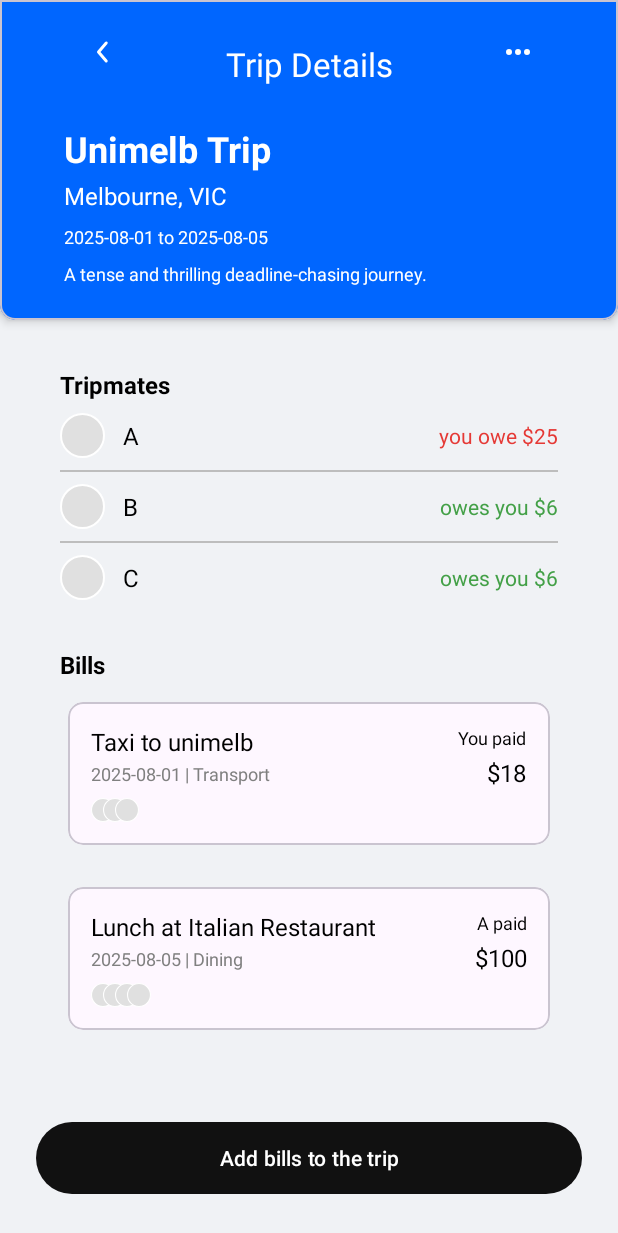
After one commit to ZhuoYuLi4396/COMP90018-Project, an Android app: the layout activity_trip_detail.xml on its own in the app's theme, with its tools: preview values and no code run, on a phone screen of 412 x 824 dp. The commit adds this screen. Shown: the top 1233 px of the screen. Run offline under Robolectric (Android 15) with nearby library versions, the phone set to English and light mode, and no system bars.

Commit message:
trip_detail_page
trip detail page layout first update

```diff
--- /dev/null
+++ b/app/src/main/res/drawable/bg_avatar_circle.xml
@@ -0,0 +1,7 @@
+<?xml version="1.0" encoding="utf-8"?>
+<shape xmlns:android="http://schemas.android.com/apk/res/android"
+    android:shape="oval">
+    <size android:width="30dp" android:height="30dp"/>
+    <solid android:color="#E0E0E0"/>
+    <stroke android:width="1dp" android:color="#FFFFFFFF"/>
+</shape>
--- /dev/null
+++ b/app/src/main/res/drawable/ic_arrow_back_24.xml
@@ -0,0 +1,13 @@
+<vector xmlns:android="http://schemas.android.com/apk/res/android"
+    android:width="16dp"
+    android:height="16dp"
+    android:viewportWidth="16"
+    android:viewportHeight="16">
+  <path
+      android:pathData="M8.143,14L3,8L8.143,2"
+      android:strokeLineJoin="round"
+      android:strokeWidth="2"
+      android:fillColor="#00000000"
+      android:strokeColor="#ffffff"
+      android:strokeLineCap="round"/>
+</vector>
--- /dev/null
+++ b/app/src/main/res/drawable/ic_more_vert_24.xml
@@ -0,0 +1,21 @@
+<vector xmlns:android="http://schemas.android.com/apk/res/android"
+    android:width="16dp"
+    android:height="16dp"
+    android:viewportWidth="16"
+    android:viewportHeight="16">
+  <path
+      android:pathData="M13,8C13,8.552 13.448,9 14,9C14.552,9 15,8.552 15,8C15,7.448 14.552,7 14,7C13.448,7 13,7.448 13,8Z"
+      android:strokeWidth="2"
+      android:fillColor="#00000000"
+      android:strokeColor="#ffffff"/>
+  <path
+      android:pathData="M7,8C7,8.552 7.448,9 8,9C8.552,9 9,8.552 9,8C9,7.448 8.552,7 8,7C7.448,7 7,7.448 7,8Z"
+      android:strokeWidth="2"
+      android:fillColor="#00000000"
+      android:strokeColor="#ffffff"/>
+  <path
+      android:pathData="M1,8C1,8.552 1.448,9 2,9C2.552,9 3,8.552 3,8C3,7.448 2.552,7 2,7C1.448,7 1,7.448 1,8Z"
+      android:strokeWidth="2"
+      android:fillColor="#00000000"
+      android:strokeColor="#ffffff"/>
+</vector>
--- /dev/null
+++ b/app/src/main/res/layout/activity_trip_detail.xml
@@ -0,0 +1,466 @@
+<?xml version="1.0" encoding="utf-8"?>
+<androidx.constraintlayout.widget.ConstraintLayout
+    xmlns:android="http://schemas.android.com/apk/res/android"
+    xmlns:app="http://schemas.android.com/apk/res-auto"
+    android:id="@+id/root"
+    android:layout_width="match_parent"
+    android:layout_height="match_parent"
+    android:background="#F0F2F5">
+
+    <com.google.android.material.card.MaterialCardView
+        android:id="@+id/headerCard"
+        android:layout_width="0dp"
+        android:layout_height="wrap_content"
+        android:layout_margin="0dp"
+        app:shapeAppearanceOverlay="@style/ShapeAppearanceOverlay.Trip.Header"
+        app:cardElevation="4dp"
+        app:cardBackgroundColor="@color/primary_blue"
+        app:layout_constraintTop_toTopOf="parent"
+        app:layout_constraintStart_toStartOf="parent"
+        app:layout_constraintEnd_toEndOf="parent">
+
+        <LinearLayout
+            android:layout_width="match_parent"
+            android:layout_height="wrap_content"
+            android:orientation="vertical"
+            android:paddingStart="40dp"
+            android:paddingEnd="40dp"
+            android:paddingTop="0dp"
+            android:paddingBottom="20dp">
+
+            <!-- Top bar -->
+            <com.google.android.material.appbar.MaterialToolbar
+                android:id="@+id/topAppBar"
+                style="@style/Widget.Material3.Toolbar"
+                android:layout_width="match_parent"
+                android:layout_height="80dp"
+                android:background="@android:color/transparent"
+                app:navigationIcon="@drawable/ic_arrow_back_24"
+                app:title="Trip Details"
+                app:titleTextColor="@android:color/white"
+                app:titleCentered="true"
+                app:menu="@menu/menu_trip_details"/>
+
+            <!-- Trip summary -->
+            <TextView
+                android:id="@+id/tripTitle"
+                android:layout_width="wrap_content"
+                android:layout_height="wrap_content"
+                android:text="Unimelb Trip"
+                android:textSize="24sp"
+                android:textStyle="bold"
+                android:textColor="@android:color/white"/>
+
+            <TextView
+                android:id="@+id/tripLocation"
+                android:layout_width="wrap_content"
+                android:layout_height="wrap_content"
+                android:layout_marginTop="4dp"
+                android:text="Melbourne, VIC"
+                android:textSize="16sp"
+                android:textColor="@android:color/white"/>
+
+            <TextView
+                android:id="@+id/tripDate"
+                android:layout_width="wrap_content"
+                android:layout_height="wrap_content"
+                android:layout_marginTop="8dp"
+                android:text="2025-08-01 to 2025-08-05"
+                android:textSize="12sp"
+                android:textColor="@android:color/white"/>
+
+            <TextView
+                android:id="@+id/tripDesc"
+                android:layout_width="wrap_content"
+                android:layout_height="wrap_content"
+                android:layout_marginTop="8dp"
+                android:text="A tense and thrilling deadline-chasing journey."
+                android:textSize="12sp"
+                android:textColor="@android:color/white"/>
+        </LinearLayout>
+    </com.google.android.material.card.MaterialCardView>
+
+    <!-- 可滚动内容区：Tripmates + Bills -->
+    <androidx.core.widget.NestedScrollView
+        android:id="@+id/scroll"
+        android:layout_width="0dp"
+        android:layout_height="0dp"
+        android:fillViewport="true"
+        app:layout_constraintTop_toBottomOf="@id/headerCard"
+        app:layout_constraintStart_toStartOf="parent"
+        app:layout_constraintEnd_toEndOf="parent"
+        app:layout_constraintBottom_toTopOf="@id/ctaButton">
+
+        <LinearLayout
+            android:id="@+id/content"
+            android:layout_width="match_parent"
+            android:layout_height="wrap_content"
+            android:orientation="vertical"
+            android:paddingStart="40dp"
+            android:paddingEnd="40dp"
+            android:paddingTop="8dp"
+            android:paddingBottom="96dp">
+
+            <!-- Tripmates Section -->
+            <TextView
+                android:id="@+id/sectionTripmatesTitle"
+                android:layout_width="wrap_content"
+                android:layout_height="wrap_content"
+                android:layout_marginTop="24dp"
+                android:text="Tripmates"
+                android:textSize="16sp"
+                android:textStyle="bold"
+                android:textColor="@android:color/black"/>
+
+            <!-- Tripmate item 1 -->
+            <LinearLayout
+                android:layout_width="match_parent"
+                android:layout_height="wrap_content"
+                android:orientation="horizontal"
+                android:paddingTop="8dp"
+                android:paddingBottom="8dp"
+                android:gravity="center_vertical">
+
+                <!-- Avatar + Initial -->
+                <LinearLayout
+                    android:layout_width="wrap_content"
+                    android:layout_height="wrap_content"
+                    android:orientation="horizontal"
+                    android:gravity="center_vertical">
+
+                    <ImageView
+                        android:layout_width="30dp"
+                        android:layout_height="30dp"
+                        android:background="@drawable/bg_avatar_circle"/>
+                    <!-- 如果将来有真实头像，用 app:srcCompat="@drawable/your_avatar" -->
+
+                    <TextView
+                        android:layout_width="wrap_content"
+                        android:layout_height="wrap_content"
+                        android:layout_marginStart="12dp"
+                        android:text="A"
+                        android:textSize="16sp"
+                        android:textColor="@android:color/black"/>
+                </LinearLayout>
+
+
+                <View
+                    android:layout_width="0dp"
+                    android:layout_height="0dp"
+                    android:layout_weight="1"/>
+
+                <TextView
+                    android:layout_width="wrap_content"
+                    android:layout_height="wrap_content"
+                    android:text="you owe $25"
+                    android:textSize="14sp"
+                    android:textColor="#E53935"/>
+            </LinearLayout>
+
+            <com.google.android.material.divider.MaterialDivider
+                android:layout_width="match_parent"
+                android:layout_height="1dp"
+                app:dividerColor="#BDBDBD"/>
+
+            <!-- Tripmate item 2 -->
+            <LinearLayout
+                android:layout_width="match_parent"
+                android:layout_height="wrap_content"
+                android:orientation="horizontal"
+                android:paddingTop="8dp"
+                android:paddingBottom="8dp"
+                android:gravity="center_vertical">
+
+                <LinearLayout
+                    android:layout_width="wrap_content"
+                    android:layout_height="wrap_content"
+                    android:orientation="horizontal"
+                    android:gravity="center_vertical">
+
+                    <ImageView
+                        android:layout_width="30dp"
+                        android:layout_height="30dp"
+                        android:background="@drawable/bg_avatar_circle"/>
+                    <!-- 如果将来有真实头像，用 app:srcCompat="@drawable/your_avatar" -->
+
+                    <TextView
+                        android:layout_width="wrap_content"
+                        android:layout_height="wrap_content"
+                        android:layout_marginStart="12dp"
+                        android:text="B"
+                        android:textSize="16sp"
+                        android:textColor="@android:color/black"/>
+                </LinearLayout>
+
+                <View
+                    android:layout_width="0dp"
+                    android:layout_height="0dp"
+                    android:layout_weight="1"/>
+
+                <TextView
+                    android:layout_width="wrap_content"
+                    android:layout_height="wrap_content"
+                    android:text="owes you $6"
+                    android:textSize="14sp"
+                    android:textColor="#43A047"/>
+            </LinearLayout>
+
+            <com.google.android.material.divider.MaterialDivider
+                android:layout_width="match_parent"
+                android:layout_height="1dp"
+                app:dividerColor="#BDBDBD"/>
+
+            <!-- Tripmate item 3（C） -->
+            <LinearLayout
+                android:layout_width="match_parent"
+                android:layout_height="wrap_content"
+                android:orientation="horizontal"
+                android:paddingTop="8dp"
+                android:paddingBottom="8dp"
+                android:gravity="center_vertical">
+
+                <LinearLayout
+                    android:layout_width="wrap_content"
+                    android:layout_height="wrap_content"
+                    android:orientation="horizontal"
+                    android:gravity="center_vertical">
+
+                    <ImageView
+                        android:layout_width="30dp"
+                        android:layout_height="30dp"
+                        android:background="@drawable/bg_avatar_circle"/>
+                    <!-- 如果将来有真实头像，用 app:srcCompat="@drawable/your_avatar" -->
+
+                    <TextView
+                        android:layout_width="wrap_content"
+                        android:layout_height="wrap_content"
+                        android:layout_marginStart="12dp"
+                        android:text="C"
+                        android:textSize="16sp"
+                        android:textColor="@android:color/black"/>
+                </LinearLayout>
+
+                <View
+                    android:layout_width="0dp"
+                    android:layout_height="0dp"
+                    android:layout_weight="1"/>
+
+                <TextView
+                    android:layout_width="wrap_content"
+                    android:layout_height="wrap_content"
+                    android:text="owes you $6"
+                    android:textSize="14sp"
+                    android:textColor="#43A047"/>
+            </LinearLayout>
+
+            <!-- Bills Section -->
+            <TextView
+                android:id="@+id/sectionBillsTitle"
+                android:layout_width="wrap_content"
+                android:layout_height="wrap_content"
+                android:layout_marginTop="24dp"
+                android:text="Bills"
+                android:textSize="16sp"
+                android:textStyle="bold"
+                android:textColor="@android:color/black"/>
+
+            <!-- Bill card 1 -->
+            <com.google.android.material.card.MaterialCardView
+                android:layout_width="match_parent"
+                android:layout_height="wrap_content"
+                android:layout_marginTop="8dp"
+                app:cardCornerRadius="10dp"
+                app:cardStrokeColor="#BDBDBD"
+                app:cardStrokeWidth="1dp"
+                app:cardUseCompatPadding="true">
+
+                <LinearLayout
+                    android:layout_width="match_parent"
+                    android:layout_height="wrap_content"
+                    android:orientation="horizontal"
+                    android:padding="15dp"
+                    android:gravity="top">
+
+                    <!-- 左：详情 -->
+                    <LinearLayout
+                        android:layout_width="0dp"
+                        android:layout_height="wrap_content"
+                        android:layout_weight="1"
+                        android:orientation="vertical">
+
+                        <TextView
+                            android:layout_width="wrap_content"
+                            android:layout_height="wrap_content"
+                            android:text="Taxi to unimelb"
+                            android:textSize="16sp"
+                            android:textColor="@android:color/black"/>
+
+                        <TextView
+                            android:layout_width="wrap_content"
+                            android:layout_height="wrap_content"
+                            android:layout_marginTop="2dp"
+                            android:text="2025-08-01 | Transport"
+                            android:textSize="12sp"
+                            android:textColor="#808080"/>
+
+                        <!-- 参与者头像（简单并排占位） -->
+                        <LinearLayout
+                            android:layout_width="wrap_content"
+                            android:layout_height="wrap_content"
+                            android:layout_marginTop="8dp"
+                            android:orientation="horizontal">
+
+                            <ImageView
+                                android:layout_width="16dp"
+                                android:layout_height="16dp"
+                                android:src="@drawable/bg_avatar_circle"/>
+
+                            <ImageView
+                                android:layout_width="16dp"
+                                android:layout_height="16dp"
+                                android:layout_marginStart="-8dp"
+                                android:src="@drawable/bg_avatar_circle"/>
+
+                            <ImageView
+                                android:layout_width="16dp"
+                                android:layout_height="16dp"
+                                android:layout_marginStart="-8dp"
+                                android:src="@drawable/bg_avatar_circle"/>
+                        </LinearLayout>
+                    </LinearLayout>
+
+                    <!-- 右：付款信息 -->
+                    <LinearLayout
+                        android:layout_width="wrap_content"
+                        android:layout_height="wrap_content"
+                        android:orientation="vertical"
+                        android:gravity="end">
+
+                        <TextView
+                            android:layout_width="wrap_content"
+                            android:layout_height="wrap_content"
+                            android:text="You paid"
+                            android:textSize="12sp"
+                            android:textColor="@android:color/black"/>
+
+                        <TextView
+                            android:layout_width="wrap_content"
+                            android:layout_height="wrap_content"
+                            android:layout_marginTop="4dp"
+                            android:text="$18"
+                            android:textSize="16sp"
+                            android:textColor="@android:color/black"/>
+                    </LinearLayout>
+                </LinearLayout>
+            </com.google.android.material.card.MaterialCardView>
+
+            <!-- Bill card 2 -->
+            <com.google.android.material.card.MaterialCardView
+                android:layout_width="match_parent"
+                android:layout_height="wrap_content"
+                android:layout_marginTop="16dp"
+                app:cardCornerRadius="10dp"
+                app:cardStrokeColor="#BDBDBD"
+                app:cardStrokeWidth="1dp"
+                app:cardUseCompatPadding="true">
+
+                <LinearLayout
+                    android:layout_width="match_parent"
+                    android:layout_height="wrap_content"
+                    android:orientation="horizontal"
+                    android:padding="15dp"
+                    android:gravity="top">
+
+                    <LinearLayout
+                        android:layout_width="0dp"
+                        android:layout_height="wrap_content"
+                        android:layout_weight="1"
+                        android:orientation="vertical">
+
+                        <TextView
+                            android:layout_width="wrap_content"
+                            android:layout_height="wrap_content"
+                            android:text="Lunch at Italian Restaurant"
+                            android:textSize="16sp"
+                            android:textColor="@android:color/black"/>
+
+                        <TextView
+                            android:layout_width="wrap_content"
+                            android:layout_height="wrap_content"
+                            android:layout_marginTop="2dp"
+                            android:text="2025-08-05 | Dining"
+                            android:textSize="12sp"
+                            android:textColor="#808080"/>
+
+                        <LinearLayout
+                            android:layout_width="wrap_content"
+                            android:layout_height="wrap_content"
+                            android:layout_marginTop="8dp"
+                            android:orientation="horizontal">
+
+                            <ImageView
+                                android:layout_width="16dp"
+                                android:layout_height="16dp"
+                                android:src="@drawable/bg_avatar_circle"/>
+
+                            <ImageView
+                                android:layout_width="16dp"
+                                android:layout_height="16dp"
+                                android:layout_marginStart="-8dp"
+                                android:src="@drawable/bg_avatar_circle"/>
+
+                            <ImageView
+                                android:layout_width="16dp"
+                                android:layout_height="16dp"
+                                android:layout_marginStart="-8dp"
+                                android:src="@drawable/bg_avatar_circle"/>
+
+                            <ImageView
+                                android:layout_width="16dp"
+                                android:layout_height="16dp"
+                                android:layout_marginStart="-8dp"
+                                android:src="@drawable/bg_avatar_circle"/>
+                        </LinearLayout>
+                    </LinearLayout>
+
+                    <LinearLayout
+                        android:layout_width="wrap_content"
+                        android:layout_height="wrap_content"
+                        android:orientation="vertical"
+                        android:gravity="end">
+
+                        <TextView
+                            android:layout_width="wrap_content"
+                            android:layout_height="wrap_content"
+                            android:text="A paid"
+                            android:textSize="12sp"
+                            android:textColor="@android:color/black"/>
+
+                        <TextView
+                            android:layout_width="wrap_content"
+                            android:layout_height="wrap_content"
+                            android:layout_marginTop="4dp"
+                            android:text="$100"
+                            android:textSize="16sp"
+                            android:textColor="@android:color/black"/>
+                    </LinearLayout>
+                </LinearLayout>
+            </com.google.android.material.card.MaterialCardView>
+        </LinearLayout>
+    </androidx.core.widget.NestedScrollView>
+
+    <!-- 底部 CTA 大按钮 -->
+    <com.google.android.material.button.MaterialButton
+        android:id="@+id/ctaButton"
+        style="@style/Widget.Material3.Button"
+        android:layout_width="0dp"
+        android:layout_height="56dp"
+        android:layout_marginStart="24dp"
+        android:layout_marginEnd="24dp"
+        android:layout_marginBottom="24dp"
+        android:text="Add bills to the trip"
+        app:cornerRadius="28dp"
+        app:layout_constraintStart_toStartOf="parent"
+        app:layout_constraintEnd_toEndOf="parent"
+        app:layout_constraintBottom_toBottomOf="parent"/>
+</androidx.constraintlayout.widget.ConstraintLayout>
--- /dev/null
+++ b/app/src/main/res/menu/menu_trip_details.xml
@@ -0,0 +1,9 @@
+<?xml version="1.0" encoding="utf-8"?>
+<menu xmlns:android="http://schemas.android.com/apk/res/android"
+    xmlns:app="http://schemas.android.com/apk/res-auto">
+    <item
+        android:id="@+id/action_more"
+        android:title="More"
+        android:icon="@drawable/ic_more_vert_24"
+        app:showAsAction="always"/>
+</menu>
--- a/app/src/main/res/values/colors.xml
+++ b/app/src/main/res/values/colors.xml
@@ -19,4 +19,7 @@
     <color name="et_outline">#9E9E9E</color>
     <color name="link_blue">#1E88E5</color>
     <color name="text_success">#4CAF50</color>
+
+    <color name="primary_blue">#0066FF</color>
+
 </resources>
--- a/app/src/main/res/values/styles.xml
+++ b/app/src/main/res/values/styles.xml
@@ -94,4 +94,13 @@
         <item name="android:layout_height">48dp</item>
     </style>
 
+    <!-- ====== 只保留底部两个圆角 ====== -->
+    <style name="ShapeAppearanceOverlay.Trip.Header">
+        <item name="cornerFamily">rounded</item>
+        <item name="cornerSizeTopLeft">0dp</item>
+        <item name="cornerSizeTopRight">0dp</item>
+        <item name="cornerSizeBottomLeft">10dp</item>
+        <item name="cornerSizeBottomRight">10dp</item>
+    </style>
+
 </resources>
```
